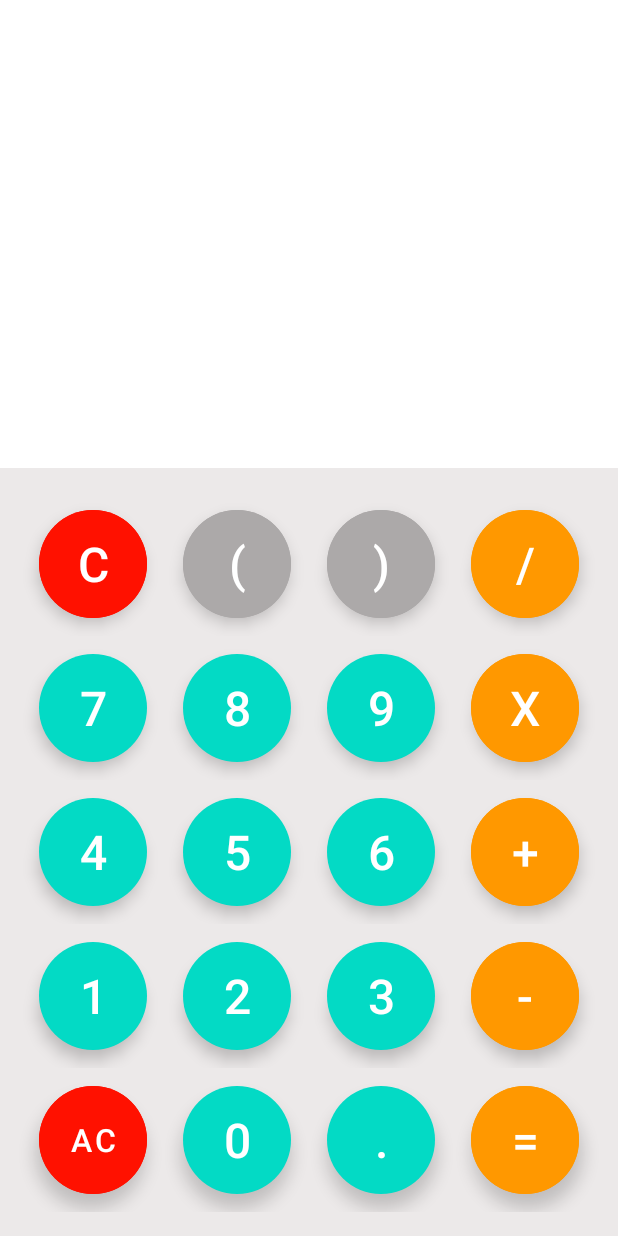
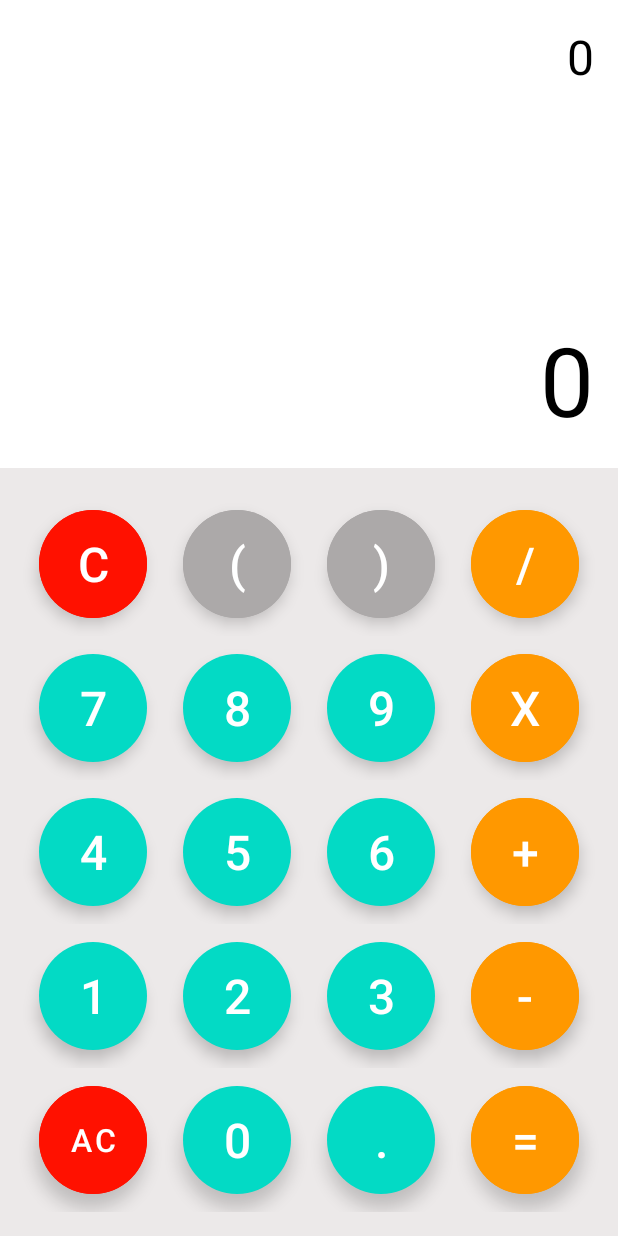
Before and after one commit to menabaddo/Simple_Calculator, an Android app: the screen it shows after launch (MainActivity), on a phone screen of 412 x 824 dp. Run offline under Robolectric (Android 15) with nearby library versions, the phone set to English and light mode, and no system bars.

Commit message:
finalized the design of the calculator by adding two textviews to display solution and the result.

```diff
--- a/app/src/main/res/layout/activity_main.xml
+++ b/app/src/main/res/layout/activity_main.xml
@@ -5,6 +5,35 @@
     android:layout_width="match_parent"
     android:layout_height="match_parent"
     tools:context=".MainActivity">
+
+
+
+    <TextView
+        android:layout_width="match_parent"
+        android:layout_height="match_parent"
+        android:text="0"
+        android:id="@+id/solution_tv"
+        android:textSize="32dp"
+        android:textAlignment="textEnd"
+        android:textColor="@color/black"
+        android:layout_above="@+id/result_tv"
+        android:gravity="end"
+        android:layout_margin="16dp"/>
+
+
+
+    <TextView
+        android:layout_width="match_parent"
+        android:layout_height="wrap_content"
+        android:text="0"
+        android:id="@+id/result_tv"
+        android:textSize="64dp"
+        android:textAlignment="textEnd"
+        android:textColor="@color/black"
+        android:layout_above="@+id/buttons_layout"
+        android:gravity="end"
+        android:layout_margin="16dp"/>
+
 
     <LinearLayout
         android:layout_width="match_parent"
```
